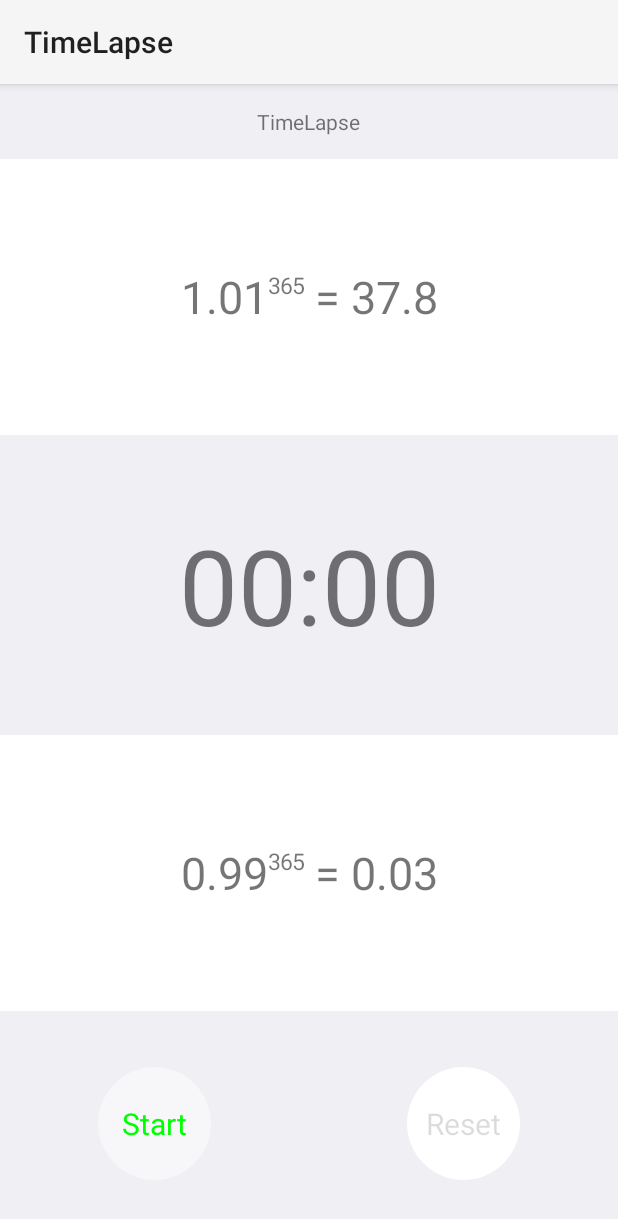
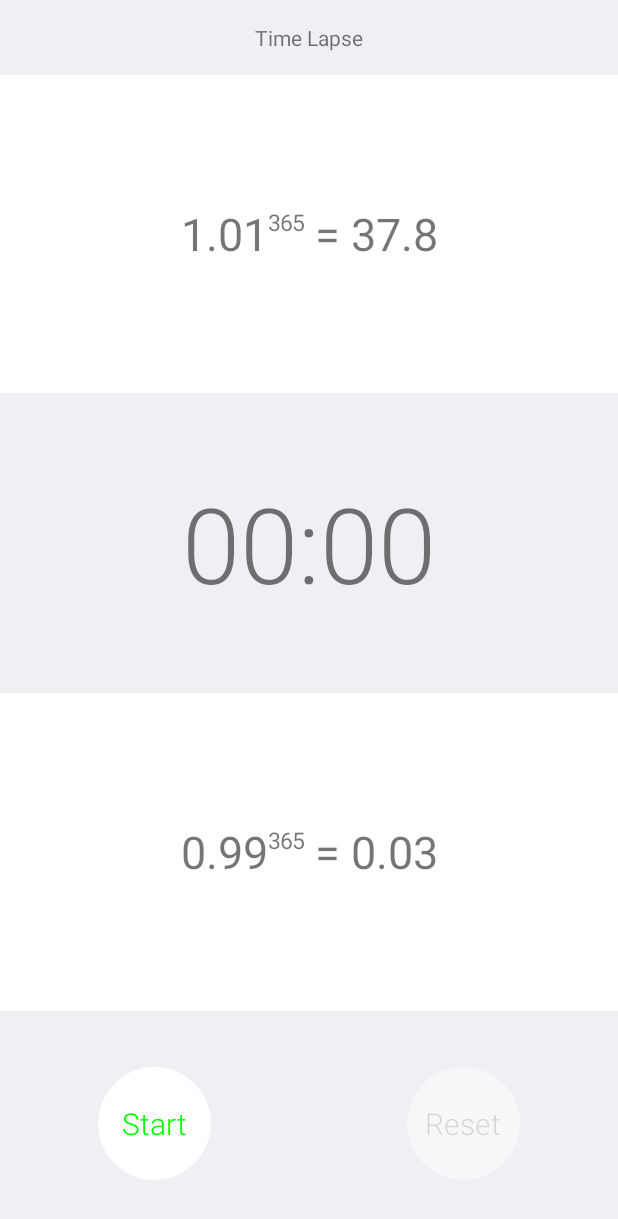
Before and after one commit to desireRoom/DRAndroid, an Android app: the screen it shows after launch (MainActivity), on a phone screen of 412 x 824 dp. Shown: the top 1219 px of the screen. Run offline under Robolectric (Android 15) with nearby library versions, the phone set to English and light mode, and no system bars; 1 statement that could not run was skipped.

Commit message:
Modified the color value or string value.

```diff
--- a/timelapse/src/main/res/drawable/btn_circle_bg.xml
+++ b/timelapse/src/main/res/drawable/btn_circle_bg.xml
@@ -1,7 +1,7 @@
 <?xml version="1.0" encoding="utf-8"?>
 
 <selector xmlns:android="http://schemas.android.com/apk/res/android">
-    <item android:drawable="@drawable/btn_not_enable_circle" android:state_enabled="true"/>
+    <item android:drawable="@drawable/btn_not_enable_circle" android:state_enabled="false"/>
     <item android:drawable="@drawable/btn_not_enable_circle" android:state_pressed="true"/>
     <item android:drawable="@drawable/btn_white_circle"/>
 
--- a/timelapse/src/main/res/layout/main.xml
+++ b/timelapse/src/main/res/layout/main.xml
@@ -28,6 +28,7 @@
             android:layout_height="200dp"
             android:layout_centerVertical="true"
             android:gravity="center"
+            android:fontFamily="sans-serif-light"
             android:textSize="@dimen/time_number_text"/>
 
         <TextView
@@ -71,6 +72,7 @@
                 android:layout_width="wrap_content"
                 android:layout_height="wrap_content"
                 android:layout_gravity="center"
+                android:fontFamily="sans-serif-light"
                 android:background="@drawable/btn_circle_bg"
                 android:gravity="center"
                 android:text="@string/btn_start"
@@ -87,6 +89,7 @@
                 android:layout_width="wrap_content"
                 android:layout_height="wrap_content"
                 android:layout_gravity="center"
+                android:fontFamily="sans-serif-light"
                 android:background="@drawable/btn_circle_bg"
                 android:gravity="center"
                 android:text="@string/btn_reset"
--- a/timelapse/src/main/res/values-v21/styles.xml
+++ b/timelapse/src/main/res/values-v21/styles.xml
@@ -1,6 +1,6 @@
 <?xml version="1.0" encoding="utf-8"?>
 <resources>
 
-    <style name="AppTheme" parent="android:Theme.Material.Light">
+    <style name="AppTheme" parent="android:Theme.Material.Light.NoActionBar">
     </style>
 </resources>
--- a/timelapse/src/main/res/values/strings.xml
+++ b/timelapse/src/main/res/values/strings.xml
@@ -1,7 +1,7 @@
 <?xml version="1.0" encoding="utf-8"?>
 <resources>
 
-    <string name="app_name">TimeLapse</string>
+    <string name="app_name">Time Lapse</string>
     <string name="menu_settings">Settings</string>
 
     <!--main activity-->
--- a/timelapse/src/main/res/values/styles.xml
+++ b/timelapse/src/main/res/values/styles.xml
@@ -1,7 +1,7 @@
 <resources>
 
     <!-- Base application theme. -->
-    <style name="AppTheme" parent="android:Theme.Holo.Light.DarkActionBar">
+    <style name="AppTheme" parent="android:Theme.Light.NoTitleBar">
         <!-- Customize your theme here. -->
     </style>
 
```
